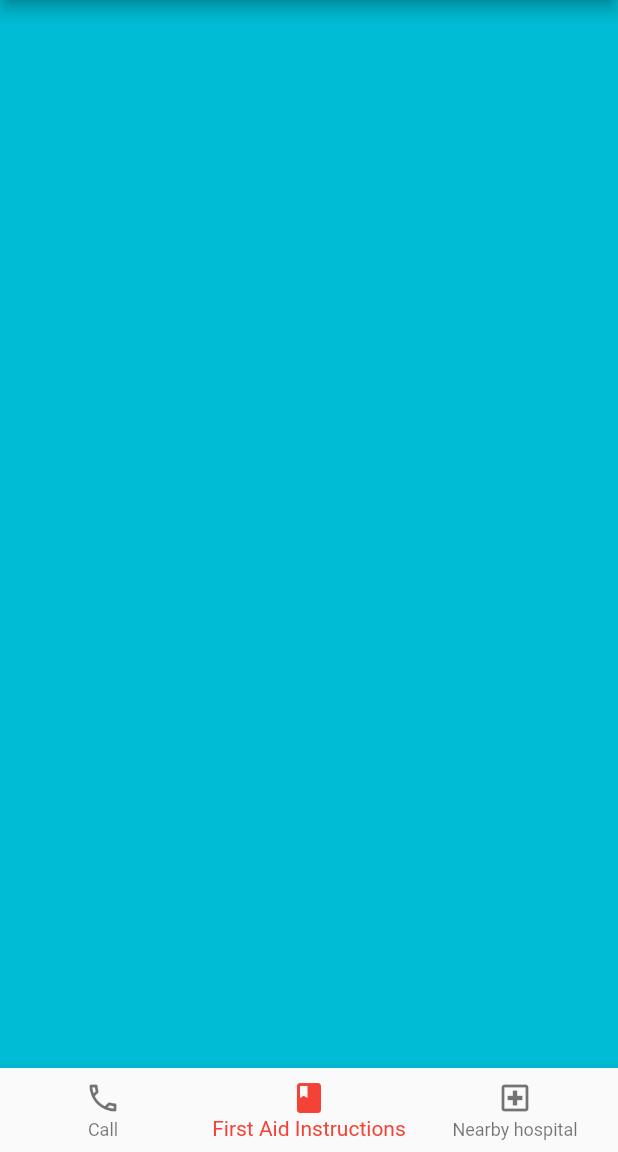
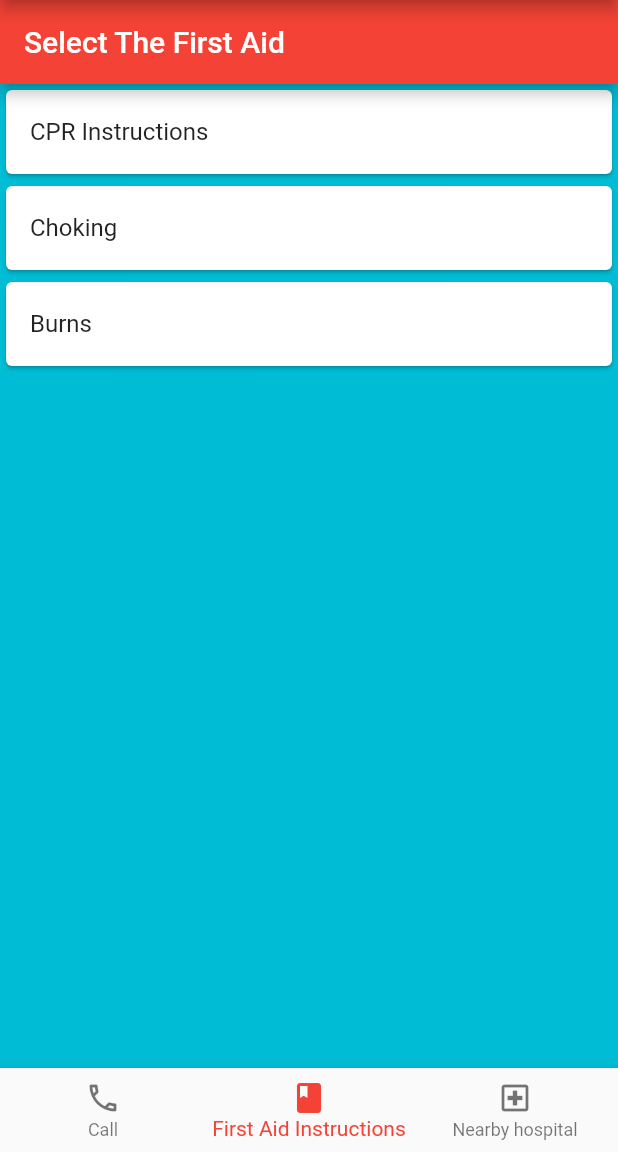
Before and after one commit to BojiSama/CS-2023-MedApp, a Flutter app: the screen it shows after launch, item 2 of the bottom bar chosen, on a phone screen of 412 x 824 dp, the part 84-1236 px from its top. Run offline on Flutter 3.47's test engine with Material 2 defaults, Android fonts, the light colour scheme and no system bars.

Commit message:
first aid instructions

```diff
--- a/med_app/lib/pages/first_aid.dart
+++ b/med_app/lib/pages/first_aid.dart
@@ -1,10 +1,64 @@
 import 'package:flutter/material.dart';
+import 'CprPage.dart';
+import 'ChokingPage.dart';
+import 'BurnsPage.dart';
 
 class FirstAid extends StatelessWidget {
   const FirstAid({super.key});
 
   @override
   Widget build(BuildContext context) {
-    return Scaffold(backgroundColor: Colors.cyan,);
+    return Scaffold(
+      backgroundColor: Colors.cyan,
+      appBar: AppBar(
+        title: Text('Select The First Aid'),
+      ),
+      body: ListView(
+        children: [
+          EmergencyCard(
+            title: 'CPR Instructions',
+            onTap: () => Navigator.push(
+              context,
+              MaterialPageRoute(builder: (context) => CprPage()),
+            ),
+          ),
+          EmergencyCard(
+            title: 'Choking',
+            onTap: () => Navigator.push(
+              context,
+              MaterialPageRoute(builder: (context) => ChokingPage()),
+            ),
+          ),
+          EmergencyCard(
+            title: 'Burns',
+            onTap: () => Navigator.push(
+              context,
+              MaterialPageRoute(builder: (context) => BurnsPage()),
+            ),
+          ),
+          // Add other emergency cards here
+          // For example:
+          // EmergencyCard(title: 'Burns', onTap: () => Navigator.push(context, MaterialPageRoute(builder: (context) => BurnsPage()),),),
+          // Add cards for other emergencies similarly
+        ],
+      ),
+    );
   }
 }
+
+class EmergencyCard extends StatelessWidget {
+  final String title;
+  final VoidCallback onTap;
+
+  EmergencyCard({required this.title, required this.onTap});
+
+  @override
+  Widget build(BuildContext context) {
+    return Card(
+      child: ListTile(
+        title: Text(title),
+        onTap: onTap,
+      ),
+    );
+  }
+}
```
Also changed, not shown: med_app/lib/pages/BurnsPage.dart (added, +27 -0 lines), med_app/lib/pages/ChokingPage.dart (added, +29 -0 lines), med_app/lib/pages/CprPage.dart (added, +27 -0 lines).
